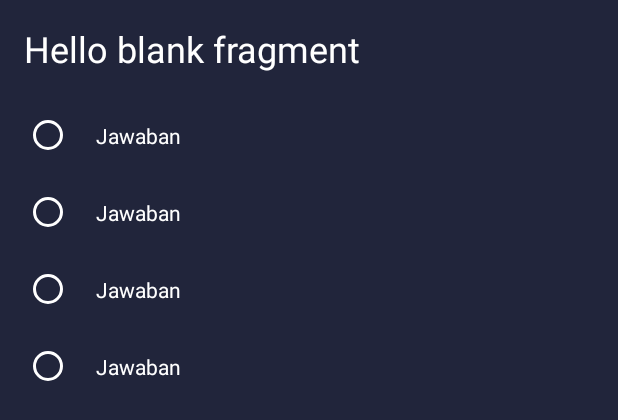
After one commit to AnggaArindraShonta/Gamaya, an Android app: the layout fragment_quiz_question.xml on its own in the app's theme, with its tools: preview values and no code run, on a phone screen of 412 x 824 dp. The commit adds this screen. Shown: the top 420 px of the screen. Run offline under Robolectric (Android 15) with nearby library versions, the phone set to English and light mode, and no system bars.

Commit message:
create question screen for quiz

```diff
--- a/app/build.gradle
+++ b/app/build.gradle
@@ -39,6 +39,7 @@ dependencies {
     implementation 'androidx.appcompat:appcompat:1.2.0'
     implementation 'com.google.android.material:material:1.3.0'
     implementation 'androidx.constraintlayout:constraintlayout:2.0.4'
+    implementation 'androidx.legacy:legacy-support-v4:1.0.0'
     testImplementation 'junit:junit:4.+'
     androidTestImplementation 'androidx.test.ext:junit:1.1.2'
     androidTestImplementation 'androidx.test.espresso:espresso-core:3.3.0'
--- /dev/null
+++ b/app/src/main/java/com/example/gamaya/QuizQuestionFragment.java
@@ -0,0 +1,26 @@
+package com.example.gamaya;
+
+import android.os.Bundle;
+
+import androidx.fragment.app.Fragment;
+
+import android.view.LayoutInflater;
+import android.view.View;
+import android.view.ViewGroup;
+
+public class QuizQuestionFragment extends Fragment {
+
+    public static QuizQuestionFragment newInstance(String param1, String param2) {
+        QuizQuestionFragment fragment = new QuizQuestionFragment();
+        Bundle args = new Bundle();
+        fragment.setArguments(args);
+        return fragment;
+    }
+
+    @Override
+    public View onCreateView(LayoutInflater inflater, ViewGroup container,
+                             Bundle savedInstanceState) {
+        // Inflate the layout for this fragment
+        return inflater.inflate(R.layout.fragment_quiz_question, container, false);
+    }
+}
--- /dev/null
+++ b/app/src/main/res/color/radio_circle_answer.xml
@@ -0,0 +1,6 @@
+<?xml version="1.0" encoding="utf-8"?>
+<selector xmlns:android="http://schemas.android.com/apk/res/android">
+    <item android:color="@color/yellow" android:state_checked="true"/>
+    <item android:color="@color/white" android:state_enabled="false" android:alpha="0.38"/>
+    <item android:color="@color/white"/>
+</selector>
--- /dev/null
+++ b/app/src/main/res/layout/fragment_quiz_question.xml
@@ -0,0 +1,26 @@
+<?xml version="1.0" encoding="utf-8"?>
+<LinearLayout xmlns:android="http://schemas.android.com/apk/res/android"
+    xmlns:tools="http://schemas.android.com/tools"
+    android:layout_width="match_parent"
+    android:layout_height="match_parent"
+    tools:background="@color/dark"
+    android:orientation="vertical"
+    tools:context=".QuizQuestionFragment">
+
+    <TextView
+        android:layout_width="match_parent"
+        android:layout_height="wrap_content"
+        android:layout_margin="16dp"
+        android:text="@string/hello_blank_fragment"
+        android:textSize="24sp"
+        android:textColor="@color/white"/>
+
+    <androidx.recyclerview.widget.RecyclerView
+        android:layout_width="match_parent"
+        android:layout_height="match_parent"
+        android:layout_marginStart="16dp"
+        android:layout_marginEnd="16dp"
+        tools:itemCount="4"
+        tools:listitem="@layout/item_quiz_answer"/>
+
+</LinearLayout>
--- /dev/null
+++ b/app/src/main/res/layout/item_quiz_answer.xml
@@ -0,0 +1,17 @@
+<?xml version="1.0" encoding="utf-8"?>
+<LinearLayout xmlns:android="http://schemas.android.com/apk/res/android"
+    android:layout_width="match_parent"
+    android:layout_height="wrap_content"
+    android:orientation="horizontal"
+    xmlns:tools="http://schemas.android.com/tools">
+
+    <com.google.android.material.radiobutton.MaterialRadioButton
+        style="@style/Widget.App.RadioButton"
+        android:layout_width="0dp"
+        android:layout_height="wrap_content"
+        android:layout_weight="4"
+        tools:text="Jawaban"
+        android:padding="16dp"
+        android:textColor="@color/white"/>
+
+</LinearLayout>
--- a/app/src/main/res/values/strings.xml
+++ b/app/src/main/res/values/strings.xml
@@ -1,4 +1,6 @@
 <resources>
     <string name="app_name">Gamaya</string>
     <string name="next">Selanjutnya</string>
+    <!-- TODO: Remove or change this placeholder text -->
+    <string name="hello_blank_fragment">Hello blank fragment</string>
 </resources>
--- /dev/null
+++ b/app/src/main/res/values/styles.xml
@@ -0,0 +1,6 @@
+<?xml version="1.0" encoding="utf-8"?>
+<resources>
+    <style name="Widget.App.RadioButton" parent="Widget.MaterialComponents.CompoundButton.RadioButton">
+        <item name="buttonTint">@color/radio_circle_answer</item>
+    </style>
+</resources>
```
